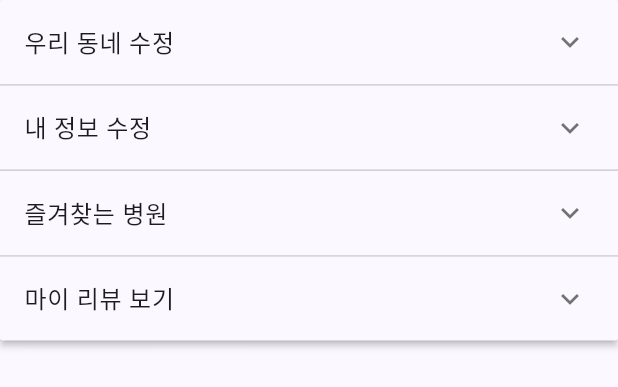
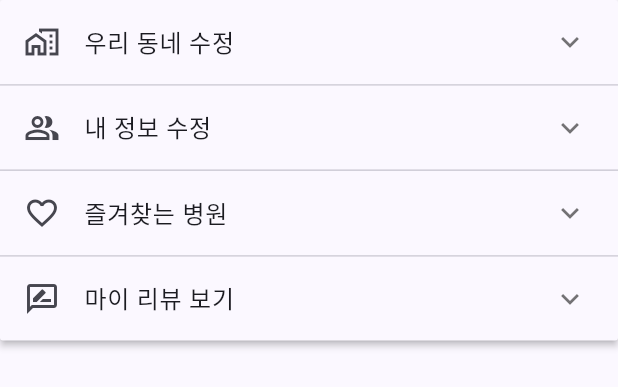
Before and after one commit to causyj/SOCDOC-Flutter, a Flutter app: the ExpansionPanelListExample widget shown alone on an empty page, opened directly, on a phone screen of 412 x 824 dp. Shown: the top 387 px of the screen. Run offline on Flutter 3.47's test engine with Material 2 defaults, Android fonts, the phone set to English and light mode, and no system bars; our stand-ins replace firebase_auth, firebase_core, flutter_rating_bar, google_sign_in, sign_in_button; accounts and stored records are empty.

Commit message:
ExpansionPanelList icon 추가

```diff
--- a/lib/Pages/MainSubPages/SettingPage.dart
+++ b/lib/Pages/MainSubPages/SettingPage.dart
@@ -117,11 +117,13 @@ class Item {
   Item({
     required this.expandedValue,
     required this.headerValue,
+    required this.icon,
     this.isExpanded = false,
   });
 
   String expandedValue;
   String headerValue;
+  Icon icon;
   bool isExpanded;
 }
 
@@ -130,18 +132,22 @@ List<Item> generateItems() {
     Item(
       headerValue: '우리 동네 수정',
       expandedValue: 'Details for 우리 동네 수정',
+      icon: Icon(Icons.home_work_outlined),
     ),
     Item(
       headerValue: '내 정보 수정',
       expandedValue: 'Details for 내 정보 수정',
+      icon: Icon(Icons.people_alt_outlined),
     ),
     Item(
       headerValue: '즐겨찾는 병원',
       expandedValue: 'Details for 즐겨찾는 병원',
+      icon: Icon(Icons.favorite_border),
     ),
     Item(
       headerValue: '마이 리뷰 보기',
       expandedValue: 'Details for 마이 리뷰 보기',
+      icon: Icon(Icons.rate_review_outlined),
     ),
   ];
 }
@@ -177,6 +183,7 @@ class _ExpansionPanelListExampleState extends State<ExpansionPanelListExample> {
         return ExpansionPanel(
           headerBuilder: (BuildContext context, bool isExpanded) {
             return ListTile(
+              leading: item.icon,
               title: Text(item.headerValue),
             );
           },
```
